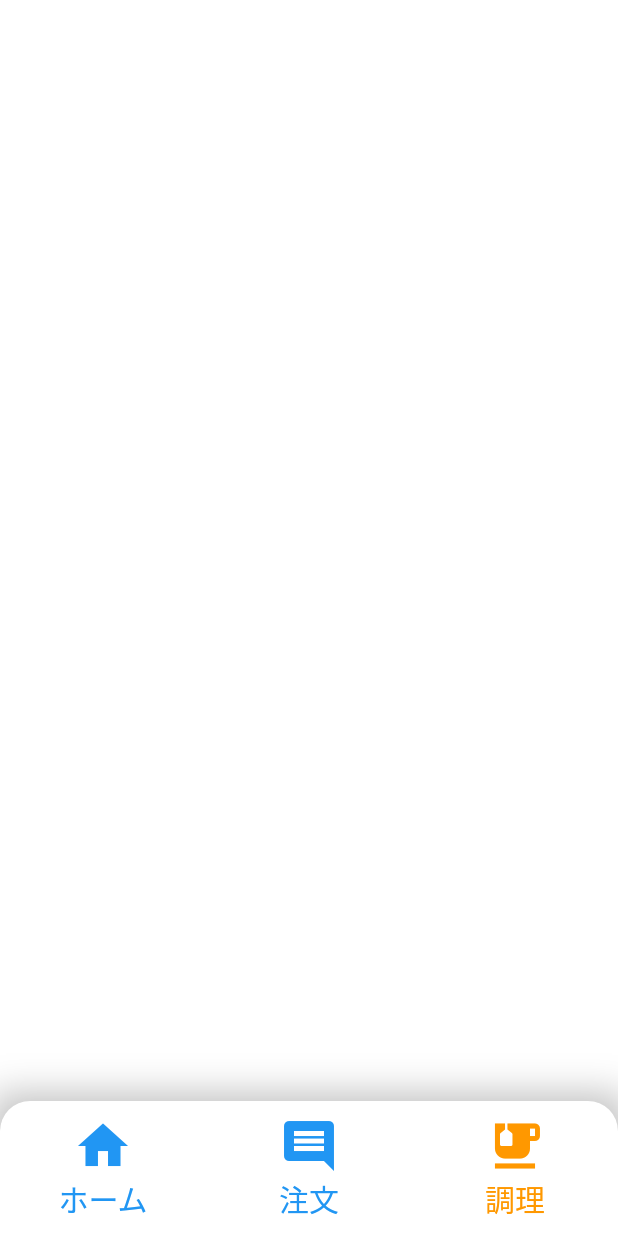
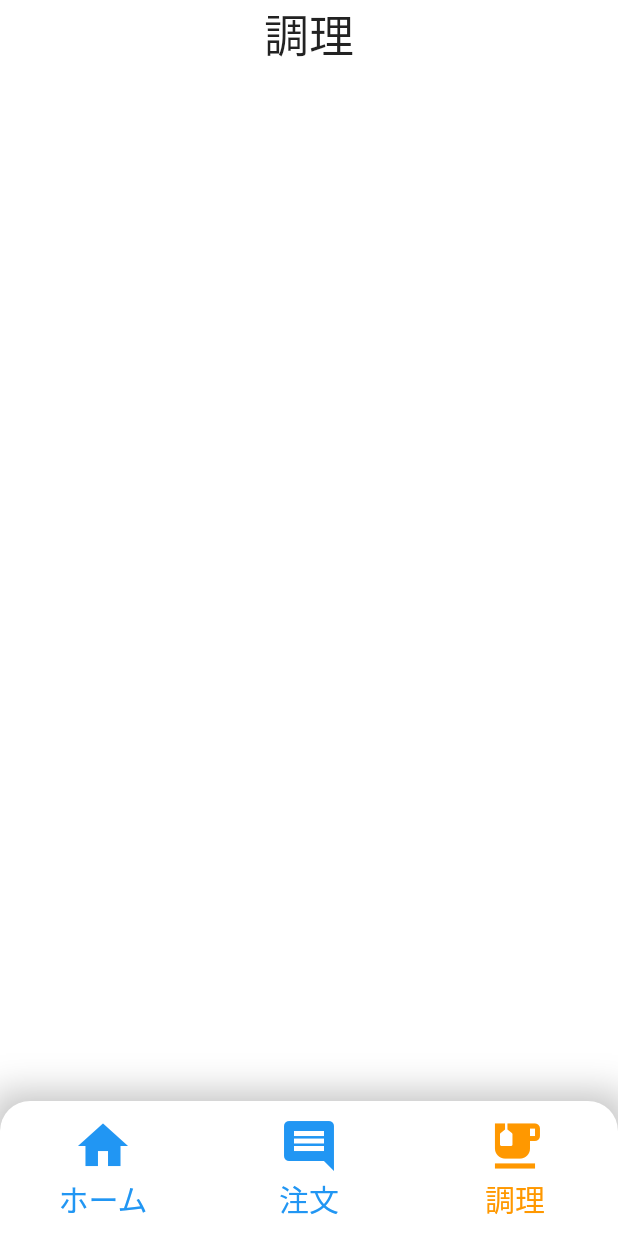
Before and after one commit to caphosra/iroha, a Flutter app: the screen it shows after launch, item 3 of the bottom bar chosen, on a phone screen of 412 x 824 dp. Run offline on Flutter 3.47's test engine with Material 2 defaults, Android fonts, the phone set to English and light mode, and no system bars; our stand-ins replace flutter_riverpod, hooks_riverpod, tuple; Roboto replaces fonts that are missing (KiwiMaru).

Commit message:
Add IrohaCookedBoard

```diff
--- a/lib/widgets/cooked-board/main.dart
+++ b/lib/widgets/cooked-board/main.dart
@@ -1,10 +1,55 @@
 import "package:flutter/material.dart";
+import "package:hooks_riverpod/hooks_riverpod.dart";
+import "package:iroha/main.dart";
+import "package:iroha/widgets/cooked-board/order-view.dart";
 
-class IrohaCookedBoard extends StatelessWidget {
-    IrohaCookedBoard({Key? key}) : super(key: key);
+class IrohaCookedBoard extends StatefulWidget {
+	IrohaCookedBoard({Key? key}) : super(key: key);
 
+	@override
+  	_IrohaCookedBoardState createState() => _IrohaCookedBoardState();
+}
+
+class _IrohaCookedBoardState extends State<IrohaCookedBoard> {
     @override
     Widget build(BuildContext context) {
-		return Container();
+		return Consumer(
+			builder: (context, watch, child) {
+				var orders = watch(ordersProvider);
+
+			var ordersWidgets = orders
+				.where((data) =>
+					data.cooked != null && data.served == null
+				)
+				.map((data) =>
+					IrohaOrderView(
+						data: data,
+						onListChanged: onListChanged
+					)
+				).toList();
+
+				return Stack(
+					children: [
+						ListView(
+							children: <Widget>[
+								Center(
+									child: Text(
+										"調理",
+										style: TextStyle(
+											fontSize: 30
+										)
+									)
+								),
+								...ordersWidgets
+							]
+						)
+					]
+				);
+			}
+		);
+    }
+
+	onListChanged() {
+		setState(() { });
 	}
 }
```
Also changed, not shown: lib/widgets/cooked-board/order-view.dart (added, +160 -0 lines).
